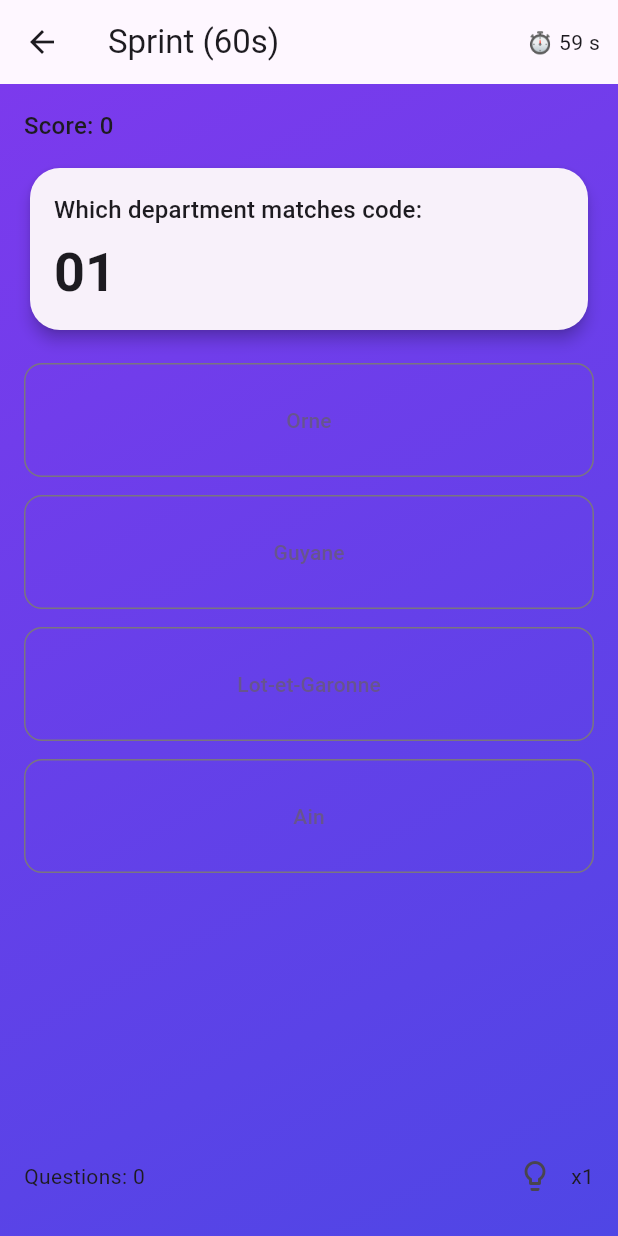
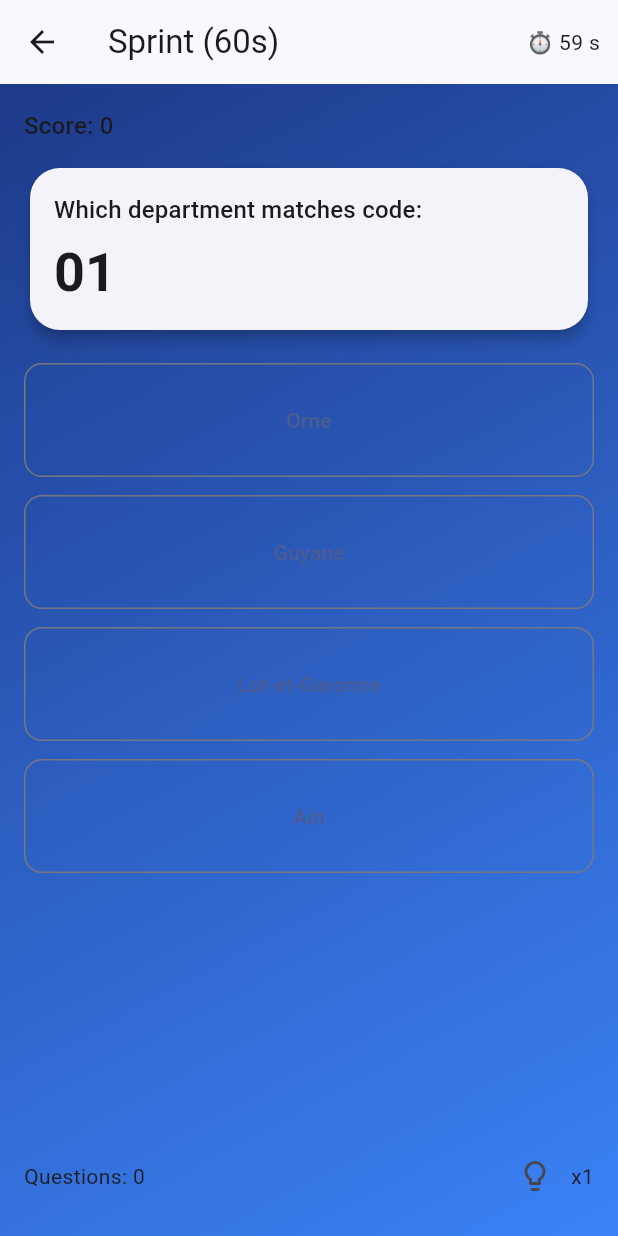
Before and after one commit to Myoxsis/departments_blitz, a Flutter app: the screen it shows after launch, after a tap on "Play Sprint (60s)", on a phone screen of 412 x 824 dp. Run offline on Flutter 3.47's test engine with Material 3 defaults, Android fonts, the phone set to English and light mode, and no system bars; our stand-ins replace google_mobile_ads.

Commit message:
Refine app color palette

```diff
--- a/lib/main.dart
+++ b/lib/main.dart
@@ -63,7 +63,7 @@ class BlitzApp extends StatelessWidget {
       theme: ThemeData(
         useMaterial3: true,
         colorScheme: ColorScheme.fromSeed(
-          seedColor: const Color(0xFF7C3AED),
+          seedColor: const Color(0xFF1E3A8A),
         ),
         filledButtonTheme: FilledButtonThemeData(
           style: FilledButton.styleFrom(
--- a/lib/widgets/gradient_background.dart
+++ b/lib/widgets/gradient_background.dart
@@ -10,7 +10,7 @@ class GradientBackground extends StatelessWidget {
     return Container(
       decoration: const BoxDecoration(
         gradient: LinearGradient(
-          colors: [Color(0xFF7C3AED), Color(0xFF4F46E5)],
+          colors: [Color(0xFF1E3A8A), Color(0xFF3B82F6)],
           begin: Alignment.topLeft,
           end: Alignment.bottomRight,
         ),
```
